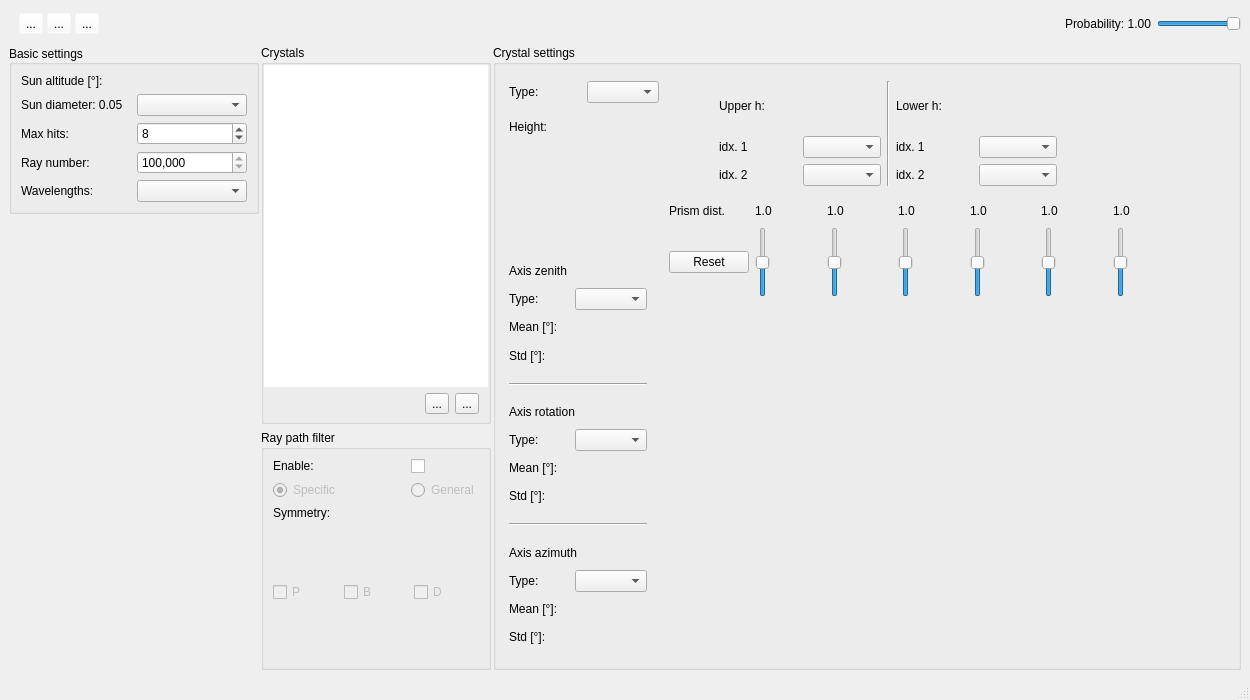
First picture: the form in cpp/FastHalo/mainwindow.ui, repository LoveDaisy/ice_halo_sim, before the edit.
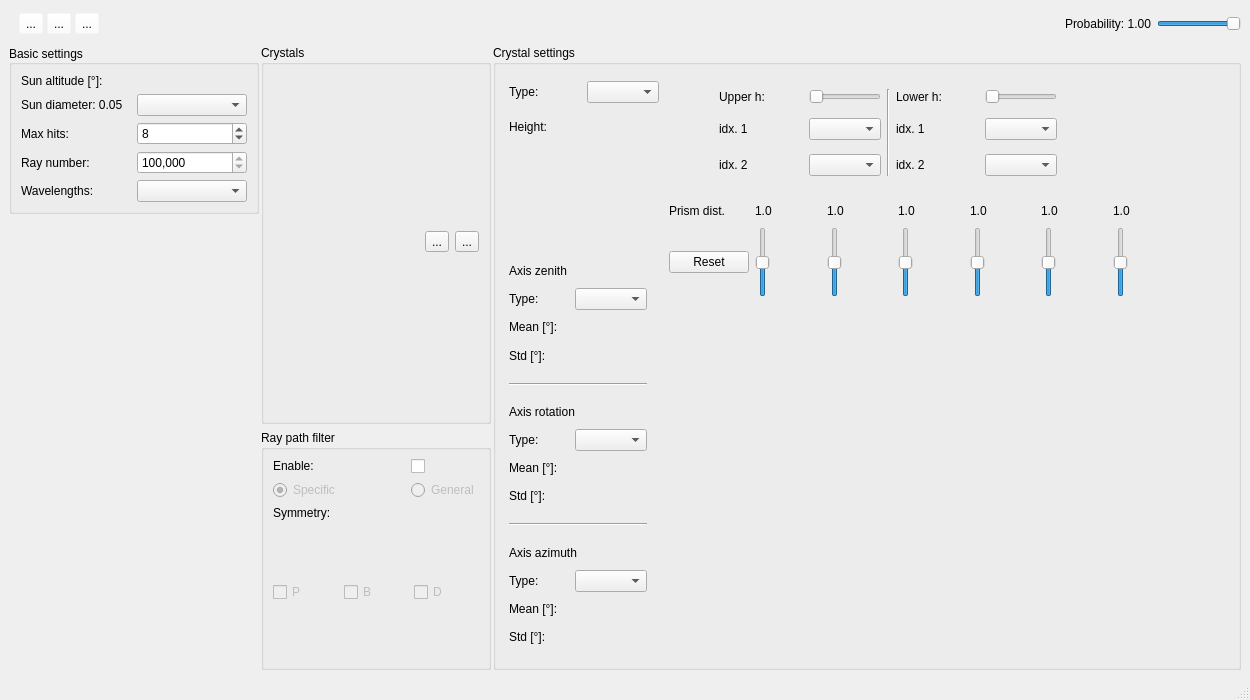
Second picture: the form after the edit.

Patch:
```diff
--- a/cpp/FastHalo/mainwindow.ui
+++ b/cpp/FastHalo/mainwindow.ui
@@ -1132,6 +1132,12 @@
         </property>
         <item row="0" column="0">
          <widget class="QLabel" name="upperHeightLabel">
+          <property name="minimumSize">
+           <size>
+            <width>87</width>
+            <height>0</height>
+           </size>
+          </property>
           <property name="text">
            <string>Upper h:</string>
           </property>
@@ -1146,6 +1152,12 @@
         </item>
         <item row="0" column="3">
          <widget class="QLabel" name="lowerHeightLabel">
+          <property name="minimumSize">
+           <size>
+            <width>87</width>
+            <height>0</height>
+           </size>
+          </property>
           <property name="text">
            <string>Lower h:</string>
           </property>
@@ -1191,6 +1203,26 @@
         <item row="2" column="4">
          <widget class="QComboBox" name="lowerMiller2ComboBox"/>
         </item>
+        <item row="0" column="1">
+         <widget class="QSlider" name="upperHeightSlider">
+          <property name="maximum">
+           <number>100</number>
+          </property>
+          <property name="orientation">
+           <enum>Qt::Horizontal</enum>
+          </property>
+         </widget>
+        </item>
+        <item row="0" column="4">
+         <widget class="QSlider" name="lowerHeightSlider">
+          <property name="maximum">
+           <number>100</number>
+          </property>
+          <property name="orientation">
+           <enum>Qt::Horizontal</enum>
+          </property>
+         </widget>
+        </item>
        </layout>
       </widget>
      </widget>
@@ -1392,22 +1424,6 @@
        <property name="bottomMargin">
         <number>2</number>
        </property>
-       <item>
-        <widget class="QTableView" name="crystalsTable">
-         <property name="sizePolicy">
-          <sizepolicy hsizetype="Expanding" vsizetype="Expanding">
-           <horstretch>0</horstretch>
-           <verstretch>0</verstretch>
-          </sizepolicy>
-         </property>
-         <property name="frameShape">
-          <enum>QFrame::NoFrame</enum>
-         </property>
-         <property name="frameShadow">
-          <enum>QFrame::Plain</enum>
-         </property>
-        </widget>
-       </item>
        <item alignment="Qt::AlignRight">
         <widget class="QFrame" name="crystalsButtonFrame">
          <property name="minimumSize">
```
Left out of the diff: 2 changed lines with no effect on the pictures.
